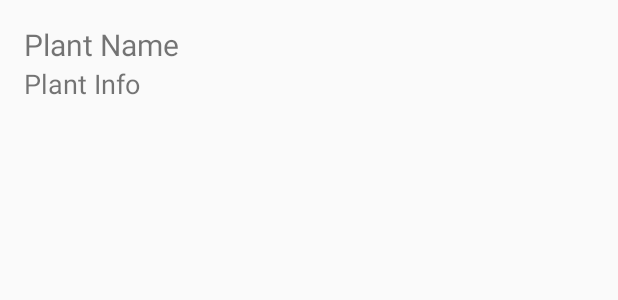
After one commit to MavrixXx/FinalsProject, an Android app: the layout activity_plant_detail.xml on its own in the app's theme, with its tools: preview values and no code run, on a phone screen of 412 x 824 dp. The commit adds this screen. Shown: the top 300 px of the screen. Run offline under Robolectric (Android 15) with nearby library versions, the phone set to English and light mode, and no system bars.

Commit message:
clickable list, no info

```diff
--- a/app/build.gradle.kts
+++ b/app/build.gradle.kts
@@ -1,6 +1,8 @@
 plugins {
     alias(libs.plugins.android.application)
     alias(libs.plugins.kotlin.android)
+    id("kotlin-parcelize")
+
 }
 
 android {
--- a/app/src/main/AndroidManifest.xml
+++ b/app/src/main/AndroidManifest.xml
@@ -22,7 +22,7 @@
         android:theme="@style/Theme.FinalsProject"
         tools:targetApi="31">
         <activity
-            android:name=".Support_Activity"
+            android:name=".PlantDetailActivity"
             android:exported="false" />
         <activity
             android:name=".Edit_Profile_Activity"
--- a/app/src/main/java/com/example/finalsproject/Edit_Profile_Activity.kt
+++ b/app/src/main/java/com/example/finalsproject/Edit_Profile_Activity.kt
@@ -183,14 +183,13 @@ class Edit_Profile_Activity : AppCompatActivity() {
         addressEditText: EditText,
         passwordEditText: EditText
     ) {
-        // Collect current data (from previous activity or intent)
+
         val currentUsername = intent.getStringExtra("USERNAME") ?: ""
         val currentEmail = intent.getStringExtra("EMAIL") ?: ""
         val currentPhone = intent.getStringExtra("PHONE") ?: ""
         val currentAddress = intent.getStringExtra("ADDRESS") ?: ""
         val currentPassword = intent.getStringExtra("PASSWORD") ?: ""
 
-        // Gather updated data
         val updatedUsername = if (usernameEditText.text.isNullOrEmpty()) currentUsername else usernameEditText.text.toString()
         val updatedEmail = if (emailEditText.text.isNullOrEmpty()) currentEmail else emailEditText.text.toString()
         val updatedPhone = if (phoneEditText.text.isNullOrEmpty()) currentPhone else phoneEditText.text.toString()
--- /dev/null
+++ b/app/src/main/res/layout/activity_plant_detail.xml
@@ -0,0 +1,23 @@
+<?xml version="1.0" encoding="utf-8"?>
+<LinearLayout xmlns:android="http://schemas.android.com/apk/res/android"
+    android:layout_width="match_parent"
+    android:layout_height="match_parent"
+    android:orientation="vertical"
+    android:padding="16dp">
+
+    <TextView
+        android:id="@+id/plantNameTextView"
+        android:layout_width="wrap_content"
+        android:layout_height="wrap_content"
+        android:text="Plant Name"
+        android:textSize="20sp" />
+
+    <TextView
+        android:id="@+id/plantInfoTextView"
+        android:layout_width="wrap_content"
+        android:layout_height="wrap_content"
+        android:text="Plant Info"
+        android:textSize="18sp" />
+
+    <!-- Add more TextViews or Views here to show plant details -->
+</LinearLayout>
```
Also changed, not shown: app/src/main/java/com/example/finalsproject/Bookmark_Activity.kt (+42 -3 lines), app/src/main/java/com/example/finalsproject/Main_Dashboard_Activity.kt (+68 -19 lines), app/src/main/java/com/example/finalsproject/PlantDetailActivity.kt (added, +27 -0 lines).
